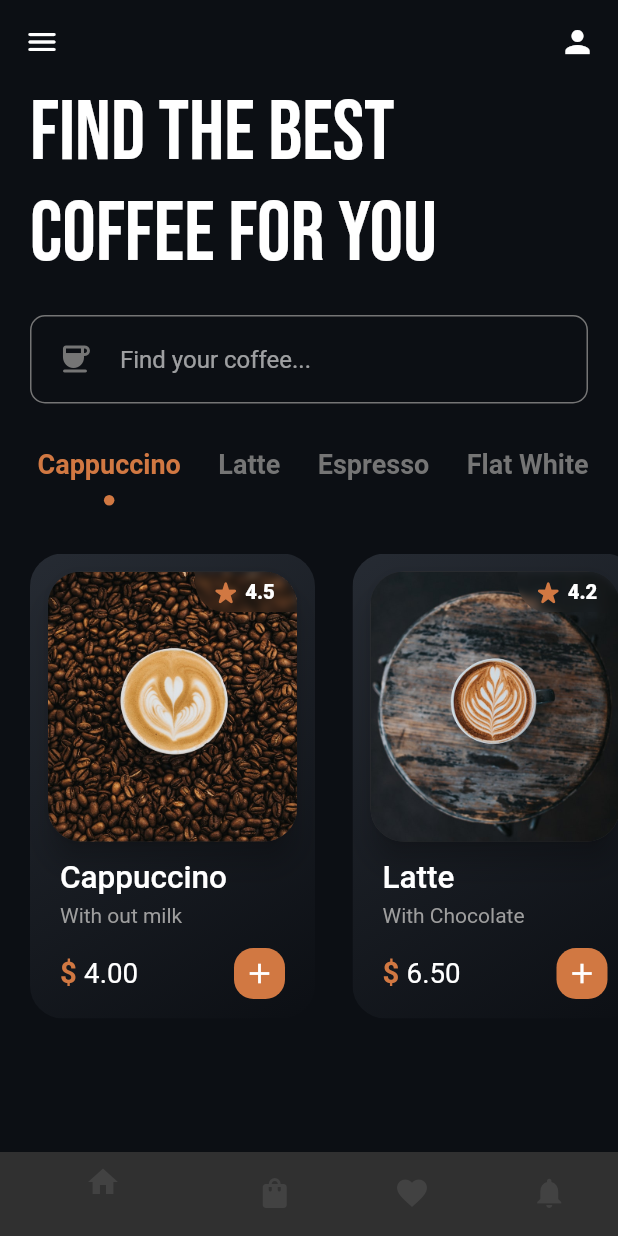
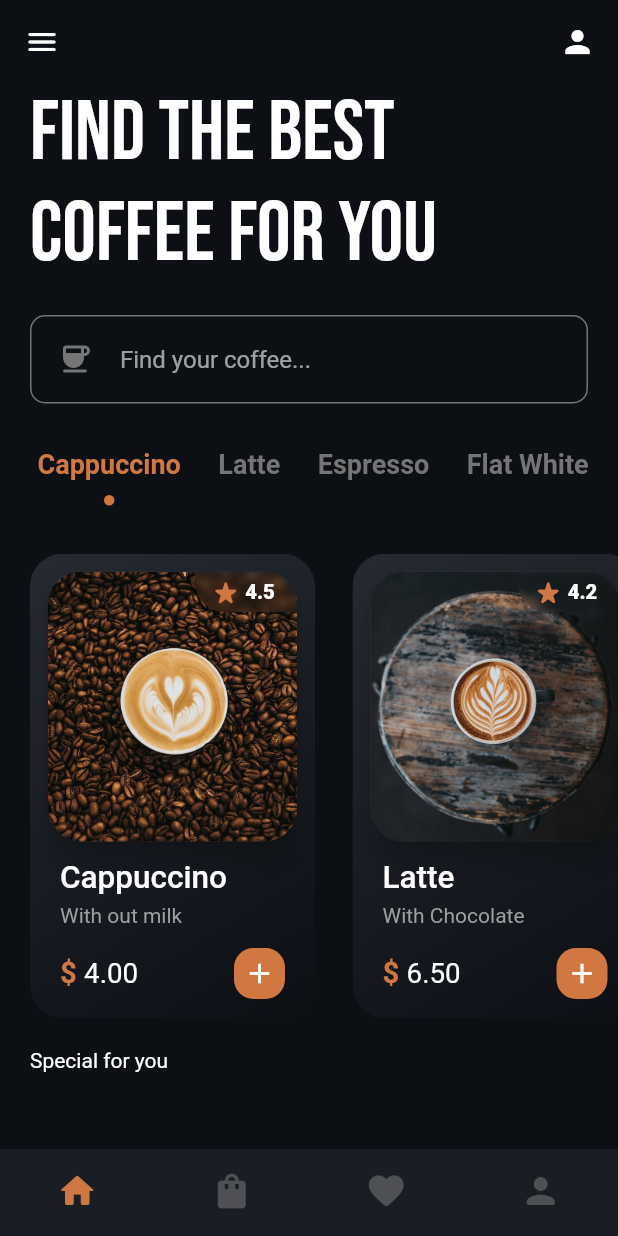
Before and after one commit to devBamidele/coffee_ui, a Flutter app: the screen it shows after launch, on a phone screen of 412 x 824 dp. Run offline on Flutter 3.47's test engine with Material 2 defaults, Android fonts, the phone set to English and light mode, and no system bars; our stand-ins replace auto_route, blur, google_fonts, responsive_framework.

Commit message:
Worked on the bottom app bar

```diff
--- a/lib/screens/home_page.dart
+++ b/lib/screens/home_page.dart
@@ -15,6 +15,8 @@ class HomePage extends StatefulWidget {
 }
 
 class _HomePageState extends State<HomePage> {
+  int currentIndex = 0;
+
   // User tapped on coffee types
   coffeeTypeSelected(int index) {
     setState(() {
@@ -57,25 +59,38 @@ class _HomePageState extends State<HomePage> {
             ),
           ],
         ),
-        bottomNavigationBar: BottomNavigationBar(
-          items: const [
+        bottomNavigationBar: Theme(
+          data: Theme.of(context).copyWith(
+            canvasColor: const Color(0xff191D24),
+          ),
+          child: BottomNavigationBar(
+            type: BottomNavigationBarType.fixed,
+            onTap: (index) => setState(() => currentIndex = index),
+            currentIndex: currentIndex,
+            showSelectedLabels: false,
+            showUnselectedLabels: false,
+            selectedItemColor: const Color(0xffCF7742),
+            unselectedItemColor: const Color(0xff4E5053),
+            iconSize: 28,
+            items: const <BottomNavigationBarItem>[
               BottomNavigationBarItem(
-              icon: Icon(Icons.home),
-              label: '',
+                icon: Icon(Icons.home_rounded),
+                label: 'Home',
               ),
               BottomNavigationBarItem(
                 icon: Icon(Icons.shopping_bag_rounded),
-              label: '',
+                label: 'Shop',
               ),
               BottomNavigationBarItem(
-              icon: Icon(Icons.favorite),
-              label: '',
+                icon: Icon(Icons.favorite_rounded),
+                label: 'Likes',
               ),
               BottomNavigationBarItem(
-              icon: Icon(Icons.notifications),
-              label: '',
+                icon: Icon(Icons.person_rounded),
+                label: 'Notifications',
               ),
             ],
+          ),
         ),
         body: SafeArea(
           child: ScrollConfiguration(
@@ -85,6 +100,7 @@ class _HomePageState extends State<HomePage> {
             ),
             child: SingleChildScrollView(
               child: Column(
+                crossAxisAlignment: CrossAxisAlignment.start,
                 children: [
                   Padding(
                     padding: EdgeInsets.symmetric(horizontal: pageSpacing),
@@ -148,7 +164,17 @@ class _HomePageState extends State<HomePage> {
                         );
                       },
                     ),
-                  )
+                  ),
+                  Padding(
+                    padding: EdgeInsets.symmetric(
+                      horizontal: pageSpacing,
+                      vertical: pageSpacing,
+                    ),
+                    child: const Text(
+                      'Special for you',
+                      textAlign: TextAlign.right,
+                    ),
+                  ),
                 ],
               ),
             ),
--- a/lib/utils/constants.dart
+++ b/lib/utils/constants.dart
@@ -2,6 +2,7 @@ import 'package:flutter/material.dart';
 
 const colorBackground = Color(0xff0C0F14);
 final borderColor = Colors.grey.shade600;
+const colorLightGrey = Color(0xff262B33);
 const colorSec = Color(0xffD17842);
 
 double pageSpacing = 20;
@@ -21,7 +22,7 @@ const tileDecoration = BoxDecoration(
     begin: Alignment.topLeft,
     end: Alignment.bottomRight,
     colors: [
-      Color(0xff262B33),
+      colorLightGrey,
       colorBackground,
     ],
   ),
```
Lines whose indentation alone changed are shown as unchanged.
